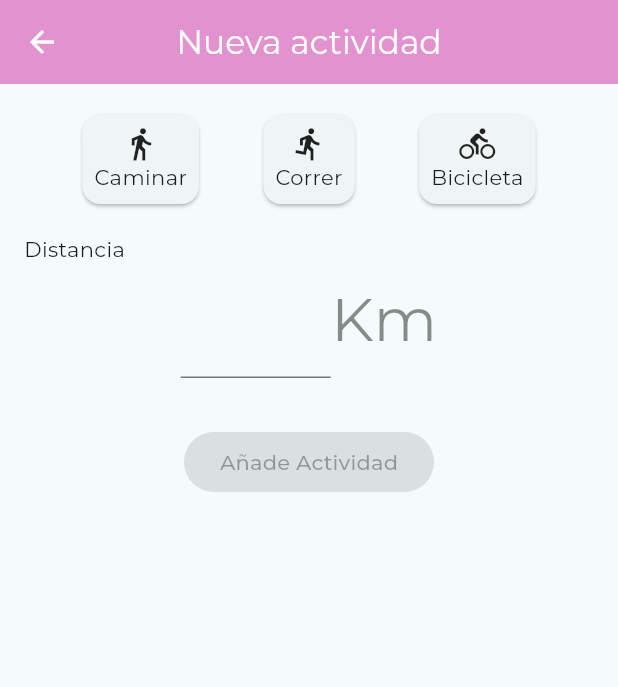
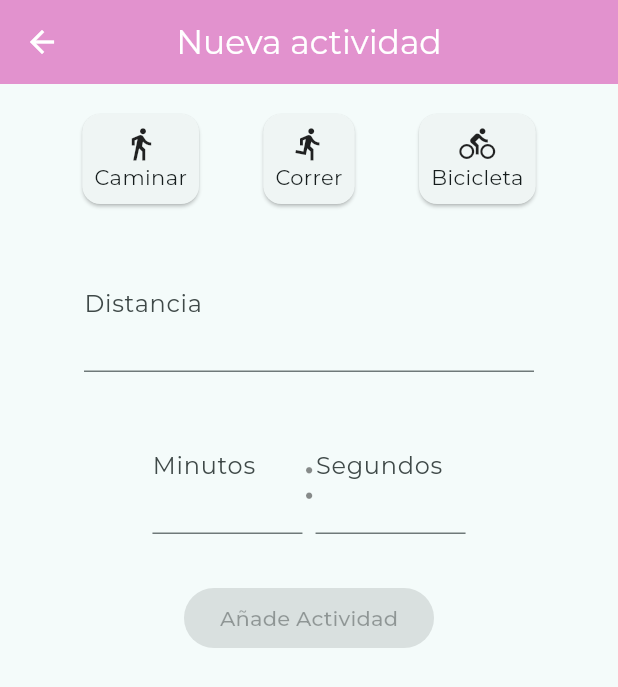
Before and after one commit to poqueque/clustertic_fitness_time, a Flutter app: the ActivityDetail screen opened directly, on a phone screen of 412 x 824 dp. Shown: the top 687 px of the screen. Run offline on Flutter 3.47's test engine with Material 2 defaults, Android fonts, the phone set to English and light mode, and no system bars; our stand-ins replace google_fonts; network calls fail.

Commit message:
Exercise 5

```diff
--- a/lib/models/activity.dart
+++ b/lib/models/activity.dart
@@ -10,10 +10,13 @@ class Activity {
   final DateTime date;
   final double distance;
 
+  final Duration duration;
+
   Activity({
     required this.type,
     required this.date,
     required this.distance,
+    required this.duration,
   });
 }
 
--- a/lib/screens/new_activity.dart
+++ b/lib/screens/activity_detail.dart
@@ -13,8 +13,11 @@ class ActivityDetail<Activity> extends StatefulWidget {
 }
 
 class _ActivityDetailState extends State<ActivityDetail> {
-  TextEditingController activityController = TextEditingController();
   TextEditingController distanceController = TextEditingController();
+  TextEditingController minutesController = TextEditingController();
+  TextEditingController secondsController = TextEditingController();
+
+  Duration duration = Duration.zero;
 
   int selectedItem = -1;
 
@@ -25,6 +28,9 @@ class _ActivityDetailState extends State<ActivityDetail> {
     if (activity != null) {
       selectedItem = Activity.types.indexOf(activity.type);
       distanceController.text = activity.distance.toString();
+      minutesController.text = activity.duration.inMinutes.toString();
+      secondsController.text =
+          (activity.duration.inSeconds % 60).toString().padLeft(2, "0");
     }
   }
 
@@ -69,18 +75,38 @@ class _ActivityDetailState extends State<ActivityDetail> {
                 ],
               ),
               const SizedBox(height: 16),
-              const Align(
-                  alignment: Alignment.centerLeft, child: Text("Distancia")),
               Row(
                 mainAxisAlignment: MainAxisAlignment.center,
-                crossAxisAlignment: CrossAxisAlignment.end,
+                crossAxisAlignment: CrossAxisAlignment.center,
+                children: [
+                  SizedBox(
+                    width: 300,
+                    child: TextField(
+                      controller: distanceController,
+                      decoration: const InputDecoration(
+                        hintText: "0",
+                        label: Text("Distancia"),
+                        suffixText: "Km",
+                      ),
+                      textAlign: TextAlign.center,
+                      style: AppStyles.bigTitle,
+                      keyboardType: TextInputType.numberWithOptions(),
+                      onChanged: (_) => setState(() {}),
+                    ),
+                  ),
+                ],
+              ),
+              const SizedBox(height: 16),
+              Row(
+                mainAxisAlignment: MainAxisAlignment.center,
                 children: [
                   SizedBox(
                     width: 100,
                     child: TextField(
-                      controller: distanceController,
+                      controller: minutesController,
                       decoration: const InputDecoration(
-                        border: UnderlineInputBorder(),
+                        hintText: "0",
+                        label: Text("Minutos"),
                       ),
                       textAlign: TextAlign.center,
                       style: AppStyles.bigTitle,
@@ -88,30 +114,46 @@ class _ActivityDetailState extends State<ActivityDetail> {
                       onChanged: (_) => setState(() {}),
                     ),
                   ),
-                  const Column(
-                    children: [
-                      Text(
-                        "Km",
-                        style: AppStyles.bigTitle,
+                  const Padding(
+                    padding: EdgeInsets.only(top: 16),
+                    child: Text(":", style: AppStyles.bigTitle),
                   ),
                   SizedBox(
-                        height: 11,
-                      )
-                    ],
+                    width: 100,
+                    child: TextField(
+                      controller: secondsController,
+                      decoration: const InputDecoration(
+                        hintText: "0",
+                        label: Text("Segundos"),
+                      ),
+                      textAlign: TextAlign.center,
+                      style: AppStyles.bigTitle,
+                      keyboardType: TextInputType.number,
+                      onChanged: (_) => setState(() {}),
+                    ),
                   ),
                 ],
               ),
               const SizedBox(height: 32),
               ElevatedButton(
-                onPressed:
-                    (selectedItem >= 0 && distanceController.text.isNotEmpty)
+                onPressed: (selectedItem >= 0 &&
+                        distanceController.text.isNotEmpty &&
+                        minutesController.text.isNotEmpty &&
+                        secondsController.text.isNotEmpty)
                     ? () {
                         var distance = distanceController.text;
                         var activity = Activity(
                             type: Activity.types[selectedItem],
                             date: DateTime.now(),
-                              distance: double.tryParse(distance) ?? 0,
-                            );
+                            distance: double.tryParse(
+                                    distance.replaceAll(",", ".")) ??
+                                0,
+                            duration: Duration(
+                              minutes:
+                                  int.tryParse(minutesController.text) ?? 0,
+                              seconds:
+                                  int.tryParse(secondsController.text) ?? 0,
+                            ));
                         Navigator.pop(
                           context,
                           activity,
--- a/pubspec.yaml
+++ b/pubspec.yaml
@@ -11,6 +11,7 @@ dependencies:
     sdk: flutter
   google_fonts: ^6.1.0
   intl: ^0.18.1
+  provider: ^6.1.1
 
 dev_dependencies:
   flutter_test:
```
Also changed, not shown: lib/main.dart (+6 -1 lines), lib/models/app_data.dart (added, +44 -0 lines), lib/screens/home.dart (+27 -30 lines), lib/screens/profile_page.dart (+7 -4 lines), lib/widgets/activity_card.dart (+14 -6 lines), pubspec.lock. Lines whose indentation alone changed are shown as unchanged.
